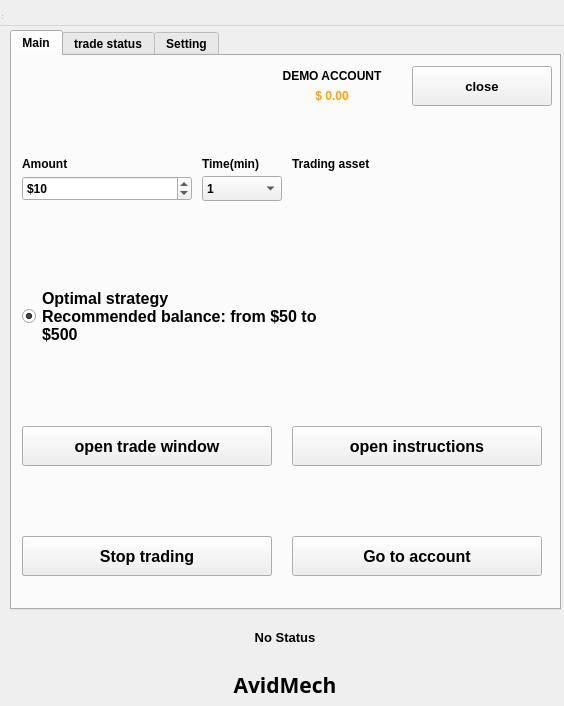
First picture: the form in core/theme/ui/main.ui, repository siavashvampire/python_trader, before the edit.
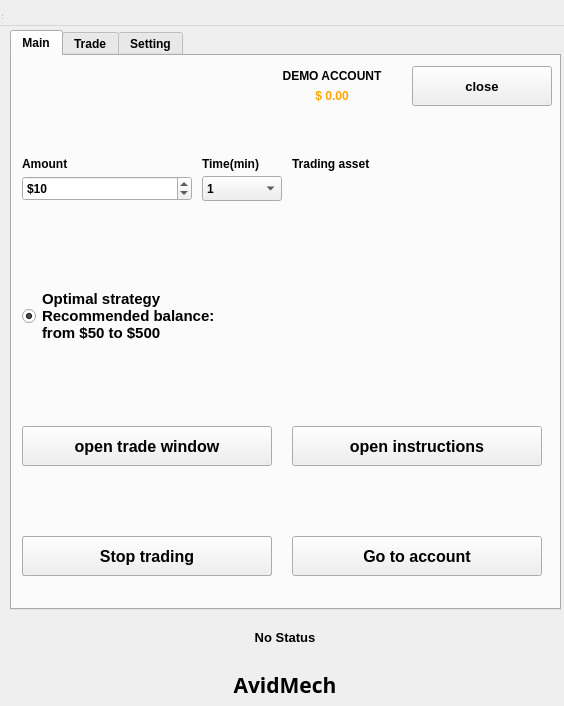
Second picture: the form after the edit.

Patch:
```diff
--- a/core/theme/ui/main.ui
+++ b/core/theme/ui/main.ui
@@ -236,13 +236,13 @@
        <rect>
         <x>10</x>
         <y>210</y>
-        <width>301</width>
+        <width>250</width>
         <height>100</height>
        </rect>
       </property>
       <property name="font">
        <font>
-        <pointsize>12</pointsize>
+        <pointsize>11</pointsize>
         <weight>75</weight>
         <bold>true</bold>
        </font>
@@ -258,8 +258,8 @@
       </property>
       <property name="text">
        <string>Optimal strategy
-Recommended balance: from $50 to
-$500</string>
+Recommended balance:
+from $50 to $500</string>
       </property>
       <property name="checkable">
        <bool>true</bool>
@@ -484,7 +484,7 @@
     </widget>
     <widget class="QWidget" name="trade_status">
      <attribute name="title">
-      <string>trade status</string>
+      <string>Trade</string>
      </attribute>
      <widget class="QWidget" name="layoutWidget">
       <property name="geometry">
```
